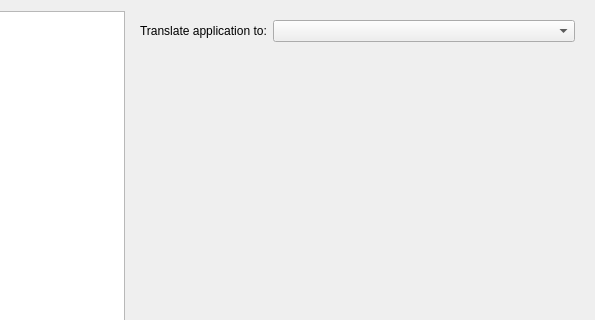
First picture: the form in src/hex/forms/settingsdialog.ui, repository zenwarr/microhex, before the edit; both pictures show x 86 to 681 and y 0 to 320 of the 681 by 417 pixel window.
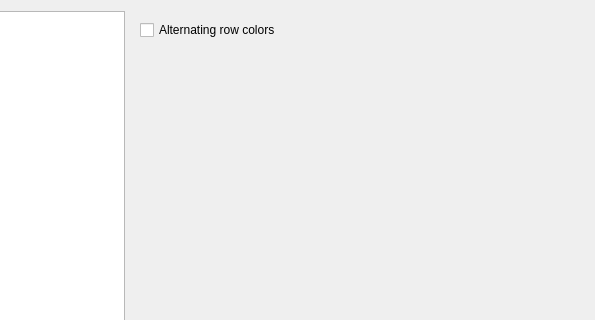
Second picture: the form after the edit. Custom widgets are drawn as their Qt base class.

Commit message: alternating row colors for HexWidget

The edit to the form file:
```diff
--- a/src/hex/forms/settingsdialog.ui
+++ b/src/hex/forms/settingsdialog.ui
@@ -29,7 +29,7 @@
      <item>
       <widget class="QStackedWidget" name="pagesStack">
        <property name="currentIndex">
-        <number>1</number>
+        <number>3</number>
        </property>
        <widget class="QWidget" name="pageMisc">
         <layout class="QVBoxLayout" name="verticalLayout_2">
@@ -129,6 +129,30 @@
          </item>
         </layout>
        </widget>
+       <widget class="QWidget" name="pageHex">
+        <layout class="QVBoxLayout" name="verticalLayout_5">
+         <item>
+          <widget class="QCheckBox" name="chkAlternatingRows">
+           <property name="text">
+            <string>Alternating row colors</string>
+           </property>
+          </widget>
+         </item>
+         <item>
+          <spacer name="verticalSpacer_2">
+           <property name="orientation">
+            <enum>Qt::Vertical</enum>
+           </property>
+           <property name="sizeHint" stdset="0">
+            <size>
+             <width>20</width>
+             <height>40</height>
+            </size>
+           </property>
+          </spacer>
+         </item>
+        </layout>
+       </widget>
       </widget>
      </item>
     </layout>
```
The commit also changes 5 other files.
